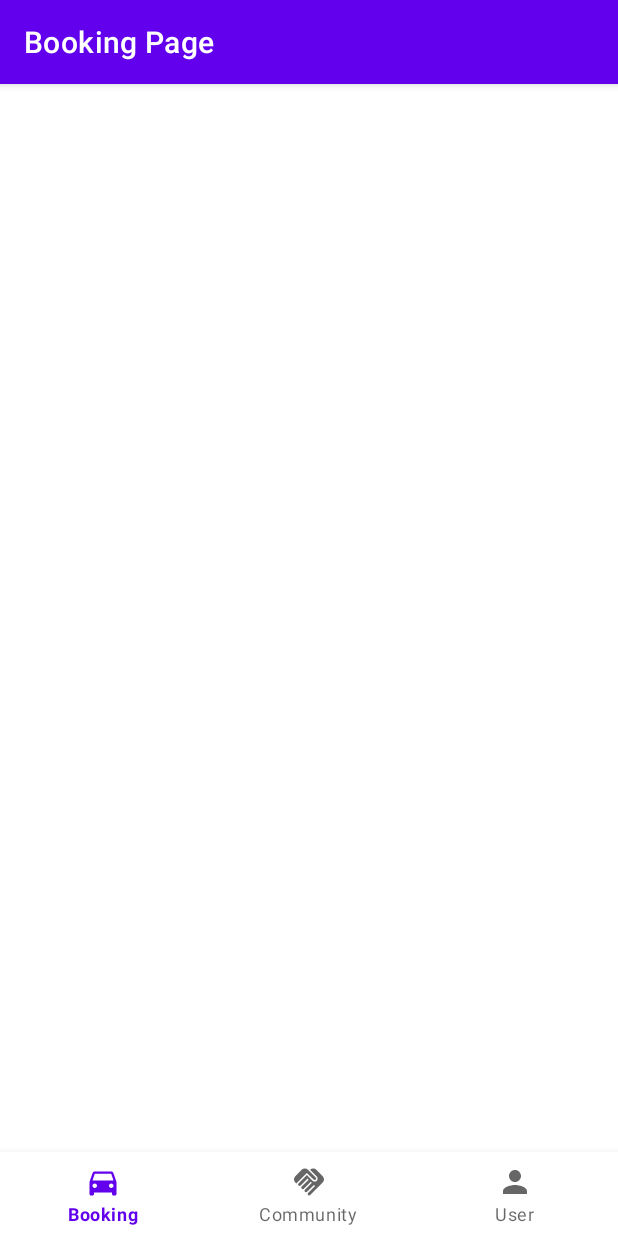
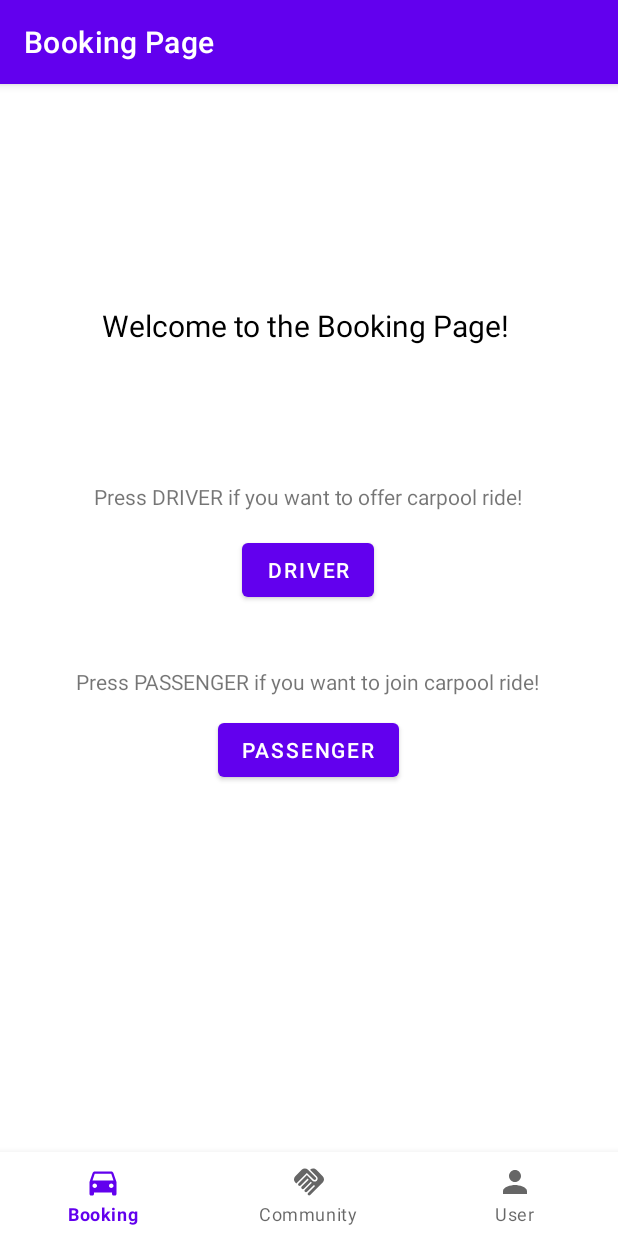
Before and after one commit to wannadzirah01/CAT304_Estrellas, an Android app: the BottomNavigation screen opened directly, with no data from a screen before it, on a phone screen of 412 x 824 dp. Run offline under Robolectric (Android 15) with nearby library versions, the phone set to English and light mode, and no system bars; our stand-ins replace navigation-ui.

Commit message:
Updated Booking Page. Driver offer.

```diff
--- a/app/build.gradle
+++ b/app/build.gradle
@@ -1,6 +1,7 @@
 plugins {
     id 'com.android.application'
     id 'com.google.gms.google-services'
+    id 'com.google.android.libraries.mapsplatform.secrets-gradle-plugin'
 }
 
 android {
@@ -44,6 +45,11 @@ dependencies {
     implementation 'androidx.navigation:navigation-ui:2.5.3'
     implementation 'com.google.firebase:firebase-auth:21.1.0'
     implementation 'com.google.firebase:firebase-database:20.1.0'
+    implementation 'com.google.android.gms:play-services-location:21.0.1'
+    // google services
+    implementation 'com.google.android.gms:play-services-maps:18.1.0'
+    // google location
+    implementation 'com.google.android.gms:play-services-location:21.0.1'
     testImplementation 'junit:junit:4.13.2'
     androidTestImplementation 'androidx.test.ext:junit:1.1.4'
     androidTestImplementation 'androidx.test.espresso:espresso-core:3.5.0'
--- a/app/src/main/java/com/example/cat304project/BottomNavigation.java
+++ b/app/src/main/java/com/example/cat304project/BottomNavigation.java
@@ -46,4 +46,10 @@ public class BottomNavigation extends AppCompatActivity {
         Intent i = new Intent(this, PostActivity.class);
         startActivity(i);
     }
+
+    public void launchOfferCarpool(View v){
+        // launch section for driver to add new carpool offers
+        Intent i = new Intent(this, OfferCarpool.class);
+        startActivity(i);
+    }
 }
--- a/app/src/main/java/com/example/cat304project/PostActivity.java
+++ b/app/src/main/java/com/example/cat304project/PostActivity.java
@@ -1,13 +1,13 @@
 package com.example.cat304project;
-
-import androidx.annotation.NonNull;
-import androidx.appcompat.app.AppCompatActivity;
 
 import android.content.Intent;
 import android.os.Bundle;
 import android.view.View;
 import android.widget.ArrayAdapter;
 import android.widget.ListView;
+
+import androidx.annotation.NonNull;
+import androidx.appcompat.app.AppCompatActivity;
 
 import com.google.firebase.database.DataSnapshot;
 import com.google.firebase.database.DatabaseError;
--- a/app/src/main/res/layout/activity_create_post.xml
+++ b/app/src/main/res/layout/activity_create_post.xml
@@ -7,7 +7,7 @@
     tools:context=".CreatePost">
 
     <EditText
-        android:id="@+id/postDetails"
+        android:id="@+id/endPoint"
         android:layout_width="350dp"
         android:layout_height="46dp"
         android:layout_marginTop="40dp"
@@ -33,13 +33,13 @@
         app:layout_constraintTop_toTopOf="parent" />
 
     <Button
-        android:id="@+id/buttonCreate"
+        android:id="@+id/submitBtn"
         android:layout_width="wrap_content"
         android:layout_height="wrap_content"
         android:layout_marginTop="52dp"
         android:text="done"
         app:layout_constraintEnd_toEndOf="parent"
         app:layout_constraintStart_toStartOf="parent"
-        app:layout_constraintTop_toBottomOf="@+id/postDetails" />
+        app:layout_constraintTop_toBottomOf="@+id/endPoint" />
 
 </androidx.constraintlayout.widget.ConstraintLayout>
--- a/app/src/main/res/layout/fragment_booking.xml
+++ b/app/src/main/res/layout/fragment_booking.xml
@@ -13,10 +13,63 @@
         android:layout_marginStart="8dp"
         android:layout_marginTop="8dp"
         android:layout_marginEnd="8dp"
+        android:text="Welcome to the Booking Page! "
+        android:textColor="@color/black"
         android:textAlignment="center"
         android:textSize="20sp"
         app:layout_constraintBottom_toBottomOf="parent"
         app:layout_constraintEnd_toEndOf="parent"
+        app:layout_constraintHorizontal_bias="0.0"
+        app:layout_constraintStart_toStartOf="parent"
+        app:layout_constraintTop_toTopOf="parent"
+        app:layout_constraintVertical_bias="0.123" />
+
+    <Button
+        android:id="@+id/Driver"
+        android:layout_width="wrap_content"
+        android:layout_height="wrap_content"
+        android:layout_marginTop="244dp"
+        android:onClick="launchOfferCarpool"
+        android:text="Driver"
+        app:layout_constraintEnd_toEndOf="parent"
+        app:layout_constraintHorizontal_bias="0.498"
         app:layout_constraintStart_toStartOf="parent"
         app:layout_constraintTop_toTopOf="parent" />
+
+    <Button
+        android:id="@+id/Passenger"
+        android:layout_width="wrap_content"
+        android:layout_height="wrap_content"
+        android:text="Passenger"
+        app:layout_constraintBottom_toBottomOf="parent"
+        app:layout_constraintEnd_toEndOf="parent"
+        app:layout_constraintHorizontal_bias="0.498"
+        app:layout_constraintStart_toStartOf="parent"
+        app:layout_constraintTop_toBottomOf="@+id/Driver"
+        app:layout_constraintVertical_bias="0.194" />
+
+    <TextView
+        android:id="@+id/textViewDriver"
+        android:layout_width="wrap_content"
+        android:layout_height="wrap_content"
+        android:text="Press DRIVER if you want to offer carpool ride!"
+        app:layout_constraintBottom_toTopOf="@+id/Driver"
+        app:layout_constraintEnd_toEndOf="parent"
+        app:layout_constraintHorizontal_bias="0.495"
+        app:layout_constraintStart_toStartOf="parent"
+        app:layout_constraintTop_toBottomOf="@+id/text_booking"
+        app:layout_constraintVertical_bias="0.855" />
+
+    <TextView
+        android:id="@+id/textViewPassenger"
+        android:layout_width="wrap_content"
+        android:layout_height="wrap_content"
+        android:text="Press PASSENGER if you want to join carpool ride!"
+        app:layout_constraintBottom_toTopOf="@+id/Passenger"
+        app:layout_constraintEnd_toEndOf="parent"
+        app:layout_constraintHorizontal_bias="0.494"
+        app:layout_constraintStart_toStartOf="parent"
+        app:layout_constraintTop_toBottomOf="@+id/Driver"
+        app:layout_constraintVertical_bias="0.771" />
+
 </androidx.constraintlayout.widget.ConstraintLayout>
--- a/app/src/main/res/values/strings.xml
+++ b/app/src/main/res/values/strings.xml
@@ -1,5 +1,6 @@
 <resources>
     <string name="app_name">Ride Share</string>
+    <string name="google_map_api_key">AIzaSyAzW0Rs5FQ40tFa77HS6LO5LBihOqRootU</string>
     <string name="title_activity_login">LoginActivity</string>
     <string name="prompt_email">Student Email</string>
     <string name="prompt_password">Password</string>
--- a/build.gradle
+++ b/build.gradle
@@ -6,4 +6,5 @@ buildscript {
 plugins {
     id 'com.android.application' version '7.3.1' apply false
     id 'com.android.library' version '7.3.1' apply false
+    id 'com.google.android.libraries.mapsplatform.secrets-gradle-plugin' version '2.0.1' apply false
 }
```
Also changed, not shown: app/src/main/AndroidManifest.xml (+27 -4 lines), app/src/main/java/com/example/cat304project/CarpoolOffer.java (added, +44 -0 lines), app/src/main/java/com/example/cat304project/CreatePost.java (+4 -5 lines), app/src/main/java/com/example/cat304project/OfferCarpool.java (added, +63 -0 lines), app/src/main/res/layout/activity_offer_carpool.xml (added, +104 -0 lines).
